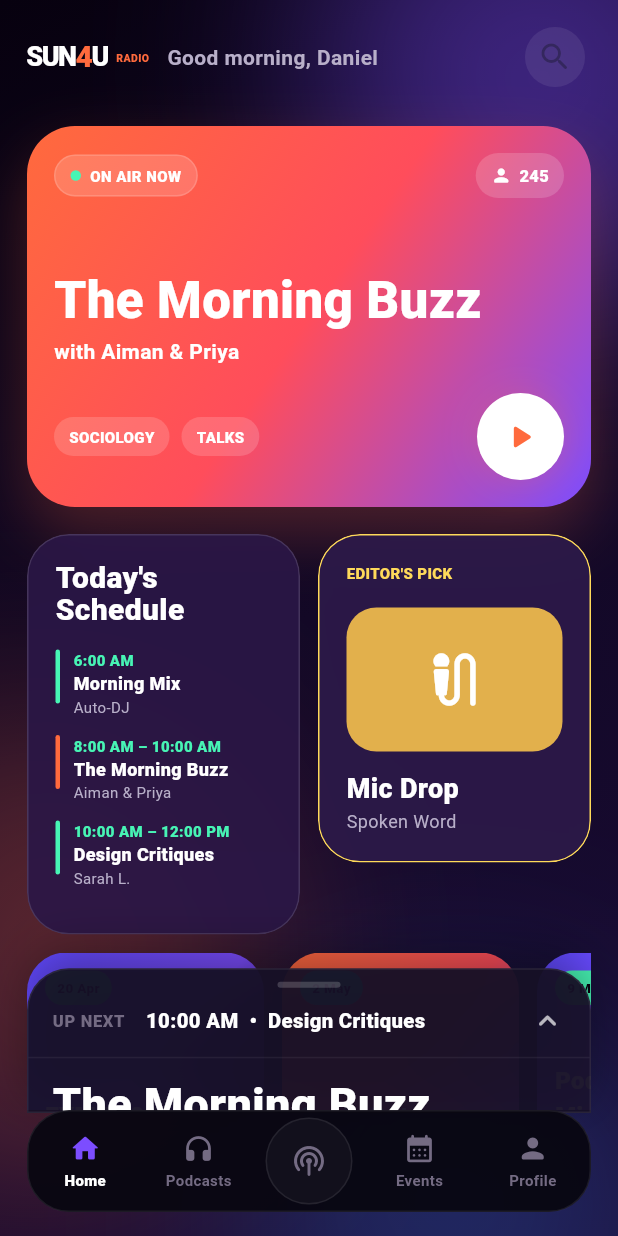
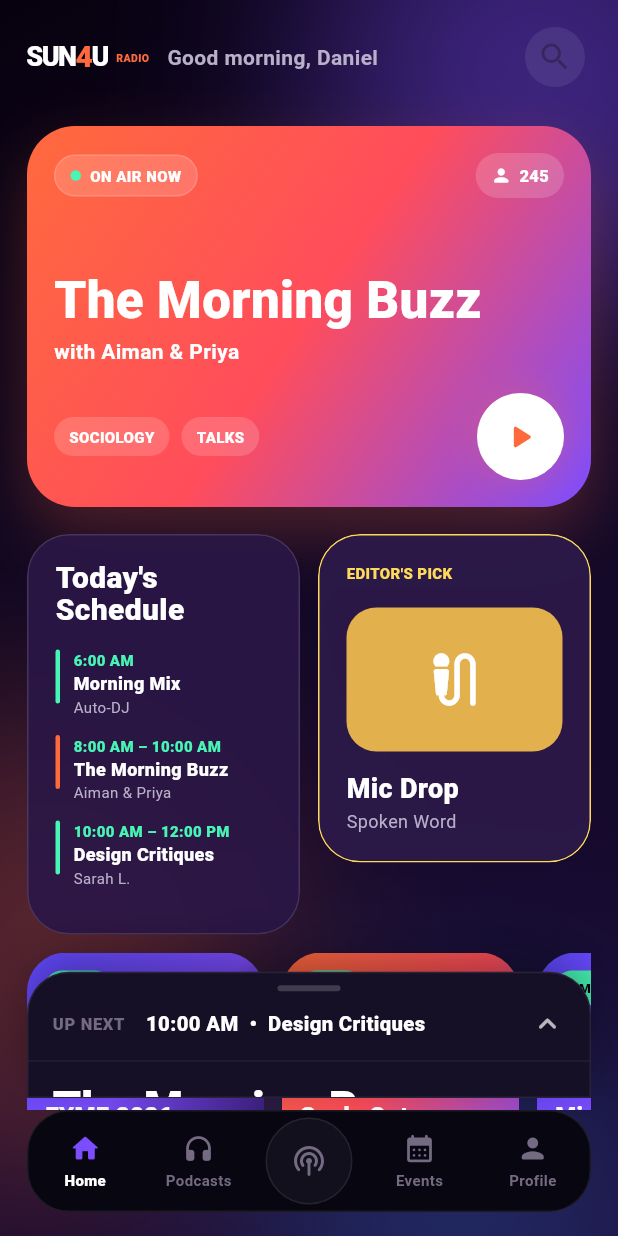
Before and after one commit to SawadaSyahmi/sunuradioapp2, a Flutter app: the MainShell screen opened directly, on a phone screen of 412 x 824 dp. Run offline on Flutter 3.47's test engine with Material 3 defaults, Android fonts, the phone set to English and light mode, and no system bars; our stand-ins replace device_preview, just_audio.

Commit message:
modified:   lib/screens/discovery_screen.dart

```diff
--- a/lib/screens/main_shell.dart
+++ b/lib/screens/main_shell.dart
@@ -38,7 +38,7 @@
             top: 0,
             left: 0,
             right: 0,
-            bottom: 82,
+            bottom: 92,
             child: Align(
               alignment: Alignment.bottomCenter,
               child: _index == 0
@@ -59,7 +59,7 @@
           child: Container(
             height: 68,
             decoration: BoxDecoration(
-              color: const Color(0xF0080610),
+              color: const Color(0xFF080610),
               borderRadius: BorderRadius.circular(28),
               border: Border.all(color: Colors.white.withOpacity(.08)),
             ),
--- a/lib/widgets/swipe_up_discovery_sheet.dart
+++ b/lib/widgets/swipe_up_discovery_sheet.dart
@@ -12,7 +12,7 @@
 
 class _SwipeUpDiscoverySheetState extends State<SwipeUpDiscoverySheet> {
   final DraggableScrollableController _sheetController = DraggableScrollableController();
-  double _extent = .13;
+  double _extent = .115;
 
   @override
   void dispose() {
@@ -21,7 +21,7 @@
   }
 
   Future<void> _toggleSheet() async {
-    final target = _extent < .2 ? .48 : (_extent < .78 ? 1.0 : .13);
+    final target = _extent < .2 ? .48 : (_extent < .78 ? 1.0 : .115);
     await _sheetController.animateTo(
       target,
       duration: const Duration(milliseconds: 280),
@@ -40,17 +40,17 @@
       },
       child: DraggableScrollableSheet(
         controller: _sheetController,
-        initialChildSize: .13,
-        minChildSize: .13,
+        initialChildSize: .115,
+        minChildSize: .115,
         maxChildSize: 1.0,
         snap: true,
-        snapSizes: const [.13, .48, 1.0],
+        snapSizes: const [.115, .48, 1.0],
         expand: false,
         builder: (context, scrollController) {
           return Container(
             margin: const EdgeInsets.symmetric(horizontal: 18),
             decoration: BoxDecoration(
-              color: const Color(0xF2161026),
+              color: const Color(0xFF161026),
               borderRadius: const BorderRadius.vertical(top: Radius.circular(28)),
               border: Border.all(color: Colors.white.withOpacity(.08)),
               boxShadow: [
@@ -171,7 +171,7 @@
                         children: [
                           Expanded(
                             child: _InfoCard(
-                              height: 160,
+                              height: 188,
                               title: "Today's\nSchedule",
                               subtitle: '10:00 AM\nDesign Critiques\nSarah L.',
                               accent: AppColors.mint,
@@ -181,8 +181,8 @@
                           const SizedBox(width: 12),
                           Expanded(
                             child: Container(
-                              height: 160,
-                              padding: const EdgeInsets.all(16),
+                              height: 188,
+                              padding: const EdgeInsets.all(14),
                               decoration: BoxDecoration(
                                 color: const Color(0xFF2B1848),
                                 borderRadius: BorderRadius.circular(24),
@@ -195,18 +195,18 @@
                                     "EDITOR'S PICK",
                                     style: TextStyle(color: Color(0xFFFFD85A), fontSize: 10, fontWeight: FontWeight.w900),
                                   ),
-                                  const SizedBox(height: 10),
+                                  const SizedBox(height: 8),
                                   Container(
-                                    height: 72,
+                                    height: 64,
                                     decoration: BoxDecoration(
                                       color: const Color(0xFFE2B04C),
                                       borderRadius: BorderRadius.circular(20),
                                     ),
                                     child: const Center(child: Icon(Icons.mic_none_rounded, color: Colors.white, size: 30)),
                                   ),
-                                  const SizedBox(height: 10),
-                                  const Text('Mic Drop', style: TextStyle(fontWeight: FontWeight.w900, fontSize: 18)),
-                                  const Text('Spoken Word', style: TextStyle(color: AppColors.muted, fontSize: 12)),
+                                  const SizedBox(height: 8),
+                                  const Text('Mic Drop', maxLines: 1, overflow: TextOverflow.ellipsis, style: TextStyle(fontWeight: FontWeight.w900, fontSize: 17)),
+                                  const Text('Spoken Word', maxLines: 1, overflow: TextOverflow.ellipsis, style: TextStyle(color: AppColors.muted, fontSize: 11)),
                                 ],
                               ),
                             ),
```
